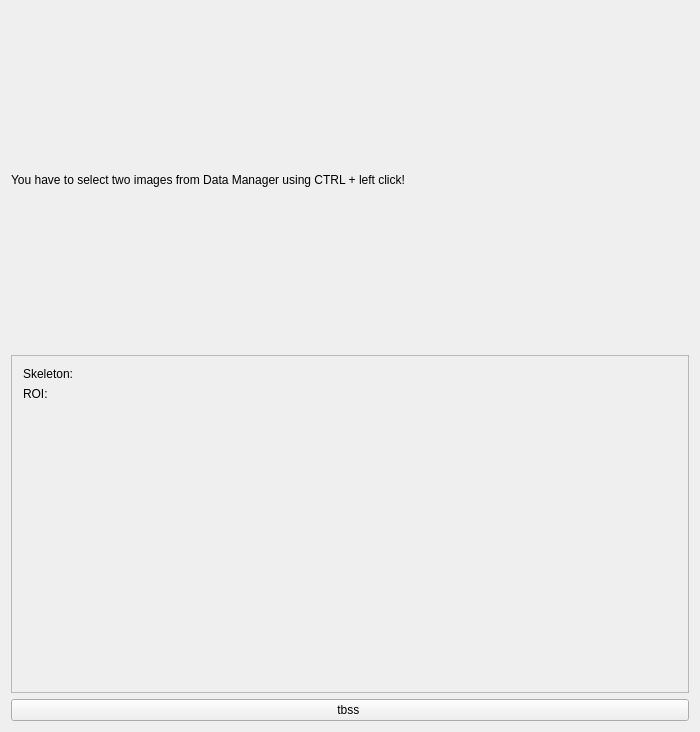
This is Modules/Bundles/org.mitk.gui.qt.diffusionimaging/src/internal/QmitkTbssViewControls.ui in MITK/MITK as Qt 5 draws it before an edit. The edited form follows.
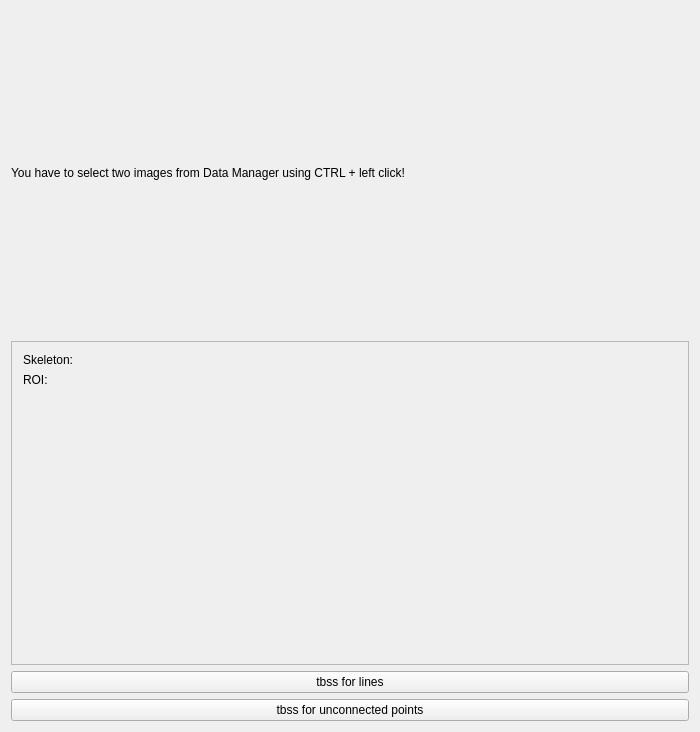
This is the edited form.

Commit message: ENH (#4174): Added analysis option for unconnected ROIs

```diff
--- a/Modules/Bundles/org.mitk.gui.qt.diffusionimaging/src/internal/QmitkTbssViewControls.ui
+++ b/Modules/Bundles/org.mitk.gui.qt.diffusionimaging/src/internal/QmitkTbssViewControls.ui
@@ -485,7 +485,14 @@
    <item>
     <widget class="QPushButton" name="m_OutputValues">
      <property name="text">
-      <string>tbss </string>
+      <string>tbss for lines</string>
+     </property>
+    </widget>
+   </item>
+   <item>
+    <widget class="QPushButton" name="m_OutputPoints">
+     <property name="text">
+      <string>tbss for unconnected points</string>
      </property>
     </widget>
    </item>
```
The commit also changes 2 other files.
